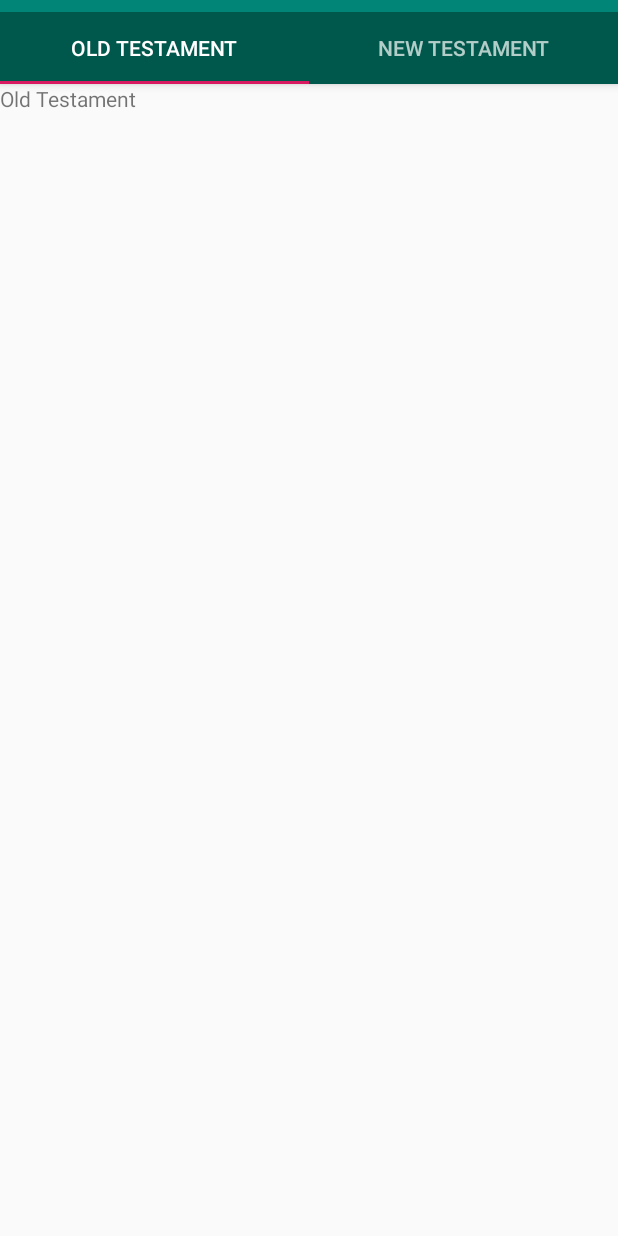
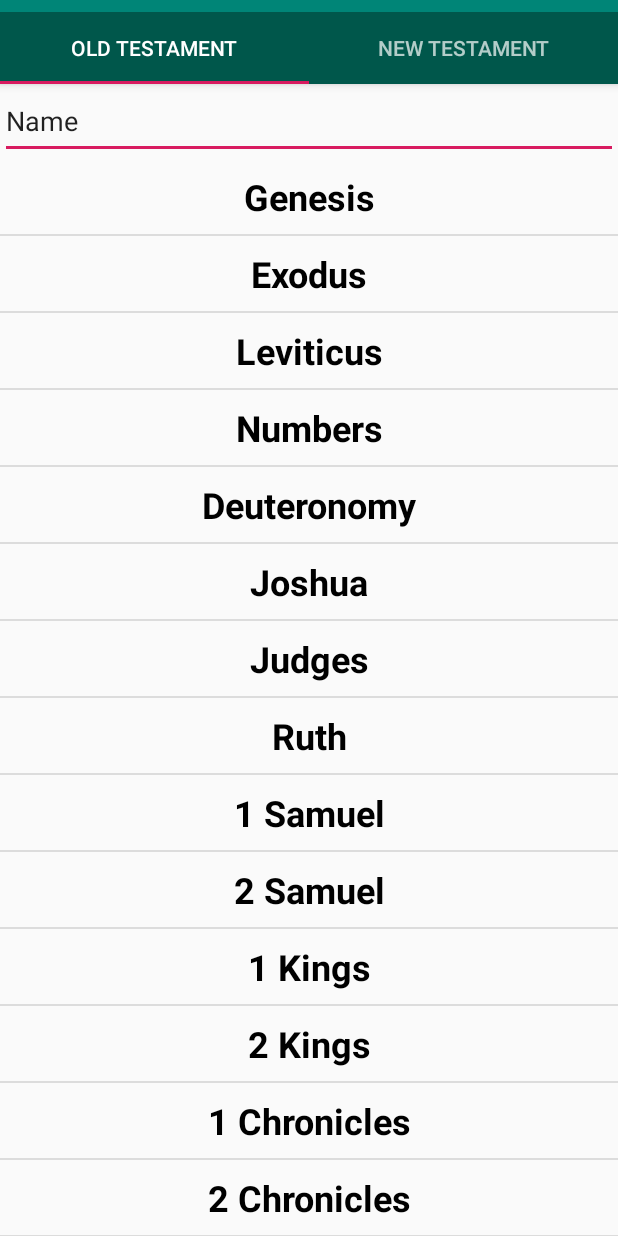
Before and after one commit to Swistak06/BibleVerseApp, an Android app: the screen it shows after launch (MainActivity), on a phone screen of 412 x 824 dp. Run offline under Robolectric (Android 15) with nearby library versions, the phone set to English and light mode, and no system bars.

Commit message:
List views handled, searchfilter handled, books name array added

```diff
--- /dev/null
+++ b/app/src/main/java/com/swistak/bibleverseapp/BookListAdapter.kt
@@ -0,0 +1,30 @@
+package com.swistak.bibleverseapp
+
+import android.content.Context
+import android.view.LayoutInflater
+import android.view.View
+import android.view.ViewGroup
+import android.widget.ArrayAdapter
+import kotlinx.android.synthetic.main.adapter_view_layout.view.*
+
+class BookListAdapter(context : Context, resource : Int, objects : Array<String>) : ArrayAdapter<String>(context,resource,objects )  {
+
+    val res = resource
+    private val con = context
+
+    override fun getView(position: Int, convertView: View?, parent: ViewGroup): View {
+        val bookName = getItem(position)
+
+        val inflater = LayoutInflater.from(con)
+        val convertView2 = inflater.inflate(res, parent,false)
+
+        val bookNameTV = convertView2.ItemText
+
+
+
+        bookNameTV.text = bookName
+
+
+        return convertView2
+    }
+}
--- a/app/src/main/java/com/swistak/bibleverseapp/NewTestamentBooks.kt
+++ b/app/src/main/java/com/swistak/bibleverseapp/NewTestamentBooks.kt
@@ -1,17 +1,22 @@
 package com.swistak.bibleverseapp
 
-import android.content.Context
-import android.net.Uri
 import android.os.Bundle
-import androidx.fragment.app.Fragment
+import android.text.Editable
+import android.text.TextWatcher
 import android.view.LayoutInflater
 import android.view.View
 import android.view.ViewGroup
-
+import android.widget.Toast
+import androidx.fragment.app.Fragment
+import kotlinx.android.synthetic.main.fragment_new_testament_books.view.*
 
 
 class NewTestamentBooks : Fragment() {
 
+
+    var booksName = arrayOf("Matthew","Mark","Luke","John","Acts","Romans","1 Corinthians","2 Corinthians","Galatians","Ephesians","Philippians",
+        "Colossians","1 Thessalonians", "2 Thessalonians","1 Timothy","2 Timothy","Titus","Philemon", "Hebrews","James","1 Peter","2 Peter",
+        "1 John","2 John","3 John","Jude","Revelation")
 
     override fun onCreate(savedInstanceState: Bundle?) {
         super.onCreate(savedInstanceState)
@@ -21,7 +26,31 @@ class NewTestamentBooks : Fragment() {
         inflater: LayoutInflater, container: ViewGroup?,
         savedInstanceState: Bundle?
     ): View? {
-        // Inflate the layout for this fragment
-        return inflater.inflate(R.layout.fragment_new_testament_books, container, false)
+        val view = inflater.inflate(R.layout.fragment_new_testament_books, container, false)
+        var arrayAdapter = BookListAdapter(context!!,R.layout.adapter_view_layout, booksName )
+        view.newBooksList.adapter = arrayAdapter
+
+        view.newBooksList.setOnItemClickListener{
+            parent, view, position, id ->
+        }
+
+        view.newBooksList.setOnItemClickListener { _, _, position, _ ->
+            run {
+                Toast.makeText(context,booksName[position],Toast.LENGTH_LONG).show()
+            }
+        }
+
+        view.newBooksSearchFilter.addTextChangedListener(object : TextWatcher {
+            override fun afterTextChanged(p0: Editable?) {
+            }
+
+            override fun beforeTextChanged(p0: CharSequence?, p1: Int, p2: Int, p3: Int) {
+            }
+
+            override fun onTextChanged(p0: CharSequence?, p1: Int, p2: Int, p3: Int) {
+                arrayAdapter.filter.filter(p0)
+            }
+        })
+        return view
     }
 }
--- a/app/src/main/java/com/swistak/bibleverseapp/OldTestamentBooks.kt
+++ b/app/src/main/java/com/swistak/bibleverseapp/OldTestamentBooks.kt
@@ -1,22 +1,85 @@
 package com.swistak.bibleverseapp
 
-import android.content.Context
-import android.net.Uri
 import android.os.Bundle
-import androidx.fragment.app.Fragment
+import android.text.Editable
+import android.text.TextWatcher
 import android.view.LayoutInflater
 import android.view.View
 import android.view.ViewGroup
+import android.widget.Toast
+import androidx.fragment.app.Fragment
+import kotlinx.android.synthetic.main.fragment_old_testament_books.view.*
 
 
 class OldTestamentBooks : Fragment() {
 
+    var booksName = arrayOf(
+        "Genesis",
+        "Exodus",
+        "Leviticus",
+        "Numbers",
+        "Deuteronomy",
+        "Joshua",
+        "Judges",
+        "Ruth",
+        "1 Samuel",
+        "2 Samuel",
+        "1 Kings",
+        "2 Kings",
+        "1 Chronicles",
+        "2 Chronicles",
+        "Ezra",
+        "Nehemiah",
+        "Esther",
+        "Job",
+        "Psalms",
+        "Proverbs",
+        "Ecclesiastes",
+        "Song of Solomon",
+        "Isaiah",
+        "Jeremiah",
+        "Lamentations",
+        "Ezekiel",
+        "Daniel",
+        "Hosea",
+        "Joel",
+        "Amos",
+        "Obadiah",
+        "Jonah",
+        "Micah",
+        "Nahum",
+        "Habakkuk",
+        "Zephaniah",
+        "Haggai",
+        "Zechariah",
+        "Malachi"
+    )
 
     override fun onCreateView(
         inflater: LayoutInflater, container: ViewGroup?,
         savedInstanceState: Bundle?
     ): View? {
-        // Inflate the layout for this fragment
-        return inflater.inflate(R.layout.fragment_old_testament_books, container, false)
+        val view = inflater.inflate(R.layout.fragment_old_testament_books, container, false)
+        var arrayAdapter = BookListAdapter(context!!, R.layout.adapter_view_layout, booksName)
+        view.oldBookList.adapter = arrayAdapter
+
+        view.oldBookList.setOnItemClickListener { _, _, position, _ ->
+            run {
+                Toast.makeText(context,booksName[position],Toast.LENGTH_LONG).show()
+            }
+        }
+
+        view.oldBooksSearchFilter.addTextChangedListener(object : TextWatcher {
+            override fun afterTextChanged(p0: Editable?) {
+            }
+
+            override fun beforeTextChanged(p0: CharSequence?, p1: Int, p2: Int, p3: Int) {
+            }
+
+            override fun onTextChanged(p0: CharSequence?, p1: Int, p2: Int, p3: Int) {
+                arrayAdapter.filter.filter(p0)
+            }
+        })
+        return view
     }
 }
--- /dev/null
+++ b/app/src/main/res/layout/adapter_view_layout.xml
@@ -0,0 +1,17 @@
+<?xml version="1.0" encoding="utf-8"?>
+<LinearLayout xmlns:android="http://schemas.android.com/apk/res/android"
+              android:orientation="vertical"
+              android:layout_width="match_parent"
+              android:layout_height="match_parent">
+
+    <TextView
+            android:text="TextView"
+            android:layout_width="match_parent"
+            android:layout_height="50dp"
+            android:id="@+id/ItemText"
+            android:layout_weight="40"
+            android:textSize="24sp"
+            android:textStyle="bold"
+            android:textColor="@android:color/black"
+            android:gravity="center_horizontal|center_vertical"/>
+</LinearLayout>
--- a/app/src/main/res/layout/fragment_new_testament_books.xml
+++ b/app/src/main/res/layout/fragment_new_testament_books.xml
@@ -5,10 +5,22 @@
              android:layout_height="match_parent"
              tools:context=".NewTestamentBooks">
 
-    <!-- TODO: Update blank fragment layout -->
-    <TextView
+    <LinearLayout
+            android:orientation="vertical"
             android:layout_width="match_parent"
-            android:layout_height="match_parent"
-            android:text="@string/new_testament"/>
+            android:layout_height="match_parent">
+        <EditText
+                android:layout_width="match_parent"
+                android:inputType="textPersonName"
+                android:text="Name"
+                android:layout_height="50dp"
+                android:ems="10"
+                android:id="@+id/newBooksSearchFilter"/>
+        <ListView
+                android:layout_width="match_parent"
+                android:layout_height="match_parent"
 
+                android:id="@+id/newBooksList"
+        />
+    </LinearLayout>
 </FrameLayout>
--- a/app/src/main/res/layout/fragment_old_testament_books.xml
+++ b/app/src/main/res/layout/fragment_old_testament_books.xml
@@ -5,10 +5,22 @@
              android:layout_height="match_parent"
              tools:context=".OldTestamentBooks">
 
-    <!-- TODO: Update blank fragment layout -->
-    <TextView
+    <LinearLayout
+            android:orientation="vertical"
             android:layout_width="match_parent"
-            android:layout_height="match_parent"
-            android:text="@string/old_testament"/>
+            android:layout_height="match_parent">
+        <EditText
+                android:layout_width="match_parent"
+                android:inputType="textPersonName"
+                android:text="Name"
+                android:layout_height="50dp"
+                android:ems="10"
+                android:id="@+id/oldBooksSearchFilter"/>
+        <ListView
+                android:layout_width="match_parent"
+                android:layout_height="match_parent"
+                android:id="@+id/oldBookList"
+        />
+    </LinearLayout>
 
 </FrameLayout>
```
